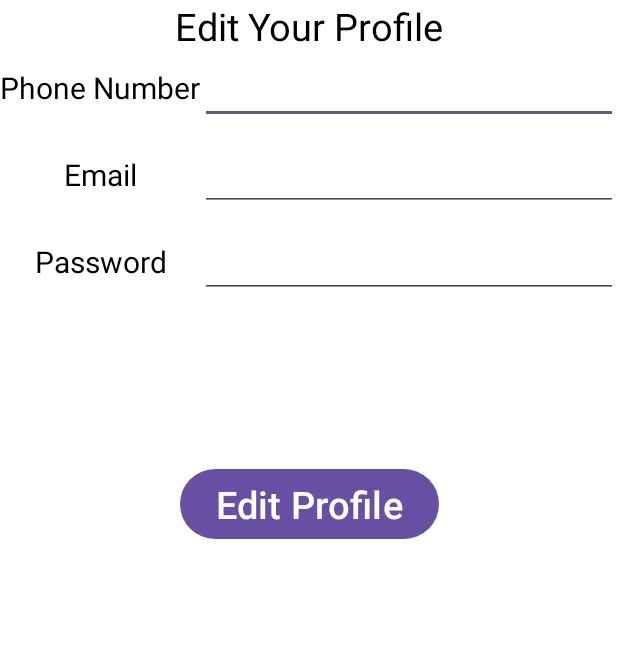
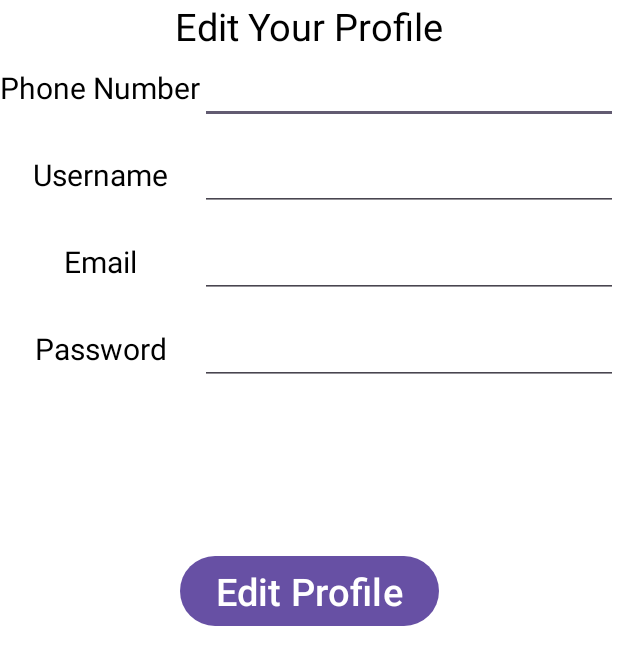
Before and after one commit to Ely6899/FrontCare, an Android app: the Profile screen opened directly, with no data from a screen before it, after a tap on "Edit Profile", on a phone screen of 412 x 824 dp. Shown: the top 665 px of the screen. Run offline under Robolectric (Android 15) with nearby library versions, the phone set to English and light mode, and no system bars.

Commit message:
Edited profile history button texts and returned username edit option

```diff
--- a/app/src/main/java/com/example/frontcareproject/EditProfile.kt
+++ b/app/src/main/java/com/example/frontcareproject/EditProfile.kt
@@ -9,7 +9,6 @@ import android.widget.Button
 import android.widget.EditText
 import android.widget.Spinner
 import android.widget.Toast
-import androidx.core.view.isVisible
 import org.json.JSONObject
 import utils.GlobalVar
 import java.io.BufferedReader
@@ -21,6 +20,7 @@ import java.net.URL
 class EditProfile : AppCompatActivity() {
 
     private lateinit var etPhone: EditText
+    private lateinit var etUsername: EditText
     private lateinit var etEmail: EditText
     private lateinit var etPassword: EditText
     private lateinit var spinnerLocation: Spinner
@@ -31,6 +31,7 @@ class EditProfile : AppCompatActivity() {
         setContentView(R.layout.activity_edit_profile)
 
         etPhone = findViewById(R.id.etEditPhone)
+        etUsername = findViewById(R.id.etEditUsername)
         etEmail = findViewById(R.id.etEditEmail)
         etPassword = findViewById(R.id.etEditPassword)
         btnEditProfile = findViewById(R.id.btnEditProfile)
@@ -77,6 +78,7 @@ class EditProfile : AppCompatActivity() {
                 val jsonInputString = """
                             {"userId": "${GlobalVar.userId}",
                             "phoneNumber": "${etPhone.text}",
+                            "userName": "${etUsername.text}",
                             "email_address": "${etEmail.text}",
                             "password": "${etPassword.text}",
                             "location": "$locationUpdate"}
@@ -149,6 +151,7 @@ class EditProfile : AppCompatActivity() {
             val jsonResponse = JSONObject(serverAns)
 
             etPhone.setText(jsonResponse.optString("phone_number"))
+            etUsername.setText(jsonResponse.optString("userName"))
             etEmail.setText(jsonResponse.optString("email_address"))
 
             val locationsArray = resources.getStringArray(R.array.locations_array)
--- a/app/src/main/java/com/example/frontcareproject/Profile.kt
+++ b/app/src/main/java/com/example/frontcareproject/Profile.kt
@@ -33,8 +33,8 @@ class Profile : AppCompatActivity() {
 
 
     private lateinit var btnToEdit: Button
-    private lateinit var btnToPostings: Button
-    private lateinit var btnToEvents: Button
+    private lateinit var btnToPostingsHistory: Button
+    private lateinit var btnToEventsHistory: Button
 
     override fun onCreate(savedInstanceState: Bundle?) {
         super.onCreate(savedInstanceState)
@@ -70,21 +70,21 @@ class Profile : AppCompatActivity() {
             startActivity(Intent(this@Profile, EditProfile::class.java))
         }
 
-        btnToPostings = findViewById(R.id.btnPostingsHistory)
-        btnToEvents = findViewById(R.id.btnEventHistory)
+        btnToPostingsHistory = findViewById(R.id.btnPostingsHistory)
+        btnToEventsHistory = findViewById(R.id.btnEventHistory)
 
         //Change button text according to user type connected
         if (GlobalVar.userType == 1){
-            btnToPostings.text = getString(R.string.requests_history_button)
+            btnToPostingsHistory.text = getString(R.string.requests_history_button)
         } else{
-            btnToPostings.text = getString(R.string.donations_history_button)
+            btnToPostingsHistory.text = getString(R.string.donations_history_button)
         }
 
-        btnToPostings.setOnClickListener{
+        btnToPostingsHistory.setOnClickListener{
             startActivity(Intent(this@Profile, UserPostings::class.java))
         }
 
-        btnToEvents.setOnClickListener {
+        btnToEventsHistory.setOnClickListener {
             startActivity(Intent(this@Profile, UserEvents::class.java))
         }
     }
--- a/app/src/main/res/layout/activity_edit_profile.xml
+++ b/app/src/main/res/layout/activity_edit_profile.xml
@@ -56,6 +56,39 @@
                 android:inputType="phone"
                 android:autofillHints="phone"
                 android:labelFor="@id/tvEditPhone"
+                >
+
+            </EditText>
+
+        </TableRow>
+
+        <TableRow
+            android:id="@+id/editUsernameRow"
+            android:layout_width="match_parent"
+            android:layout_height="wrap_content"
+            android:layout_marginBottom="10dp"
+            >
+            <TextView
+                android:id="@+id/tvEditUsername"
+                android:layout_width="wrap_content"
+                android:layout_height="wrap_content"
+                android:text="@string/register_username"
+                android:textAlignment="center"
+                android:textSize="20sp"
+                android:textColor="@color/black"
+                android:labelFor="@+id/etEditUsername"
+                >
+            </TextView>
+
+            <EditText
+                android:id="@+id/etEditUsername"
+                android:textColor="@color/black"
+                android:maxLength="10"
+                android:textAlignment="center"
+                android:textSize="20sp"
+                android:inputType="text"
+                android:autofillHints="text"
+                android:labelFor="@id/tvEditUsername"
                 >
 
             </EditText>
--- a/app/src/main/res/values/strings.xml
+++ b/app/src/main/res/values/strings.xml
@@ -22,9 +22,9 @@
     <string name="edit_profile_title">Edit Your Profile</string>
     <string name="edit_profile">Edit Profile</string>
     <string name="default_string">DEFAULT</string>
-    <string name="requests_history_button">Requests</string>
-    <string name="donations_history_button">Donations</string>
-    <string name="events_history_button">Events</string>
+    <string name="requests_history_button">My Requests</string>
+    <string name="donations_history_button">My Donations</string>
+    <string name="events_history_button">My Events</string>
     <string name="full_name_element">Full Name:</string>
     <string name="date_element">Date:</string>
     <string name="status_element">Status</string>
```
Also changed, not shown: app/src/main/java/server/Server.kt (+10 -7 lines), app/src/main/res/layout/activity_profile.xml (+6 -6 lines).
